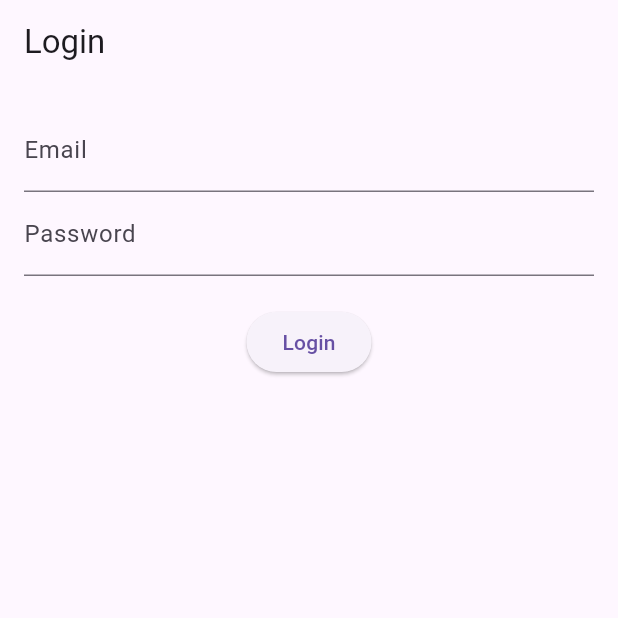
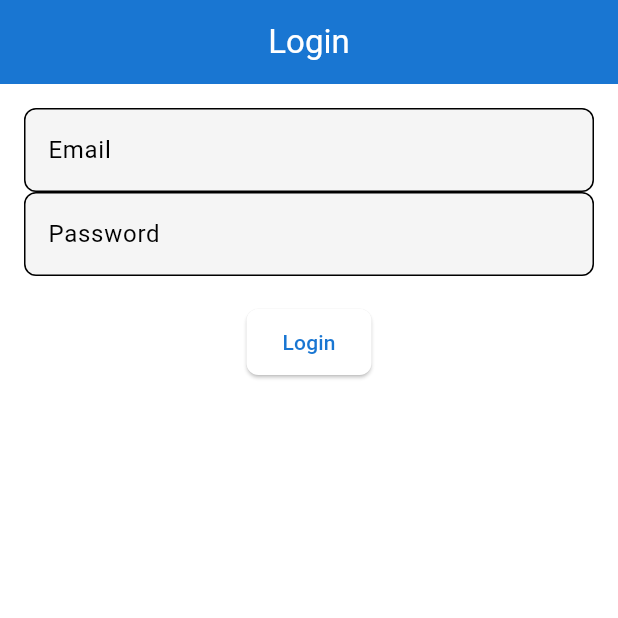
Before and after one commit to Rakiul-Islam/Garud, a Flutter app: the screen it shows after launch, on a phone screen of 412 x 824 dp, the top half of it. Run offline on Flutter 3.47's test engine with Material 3 defaults, Android fonts, the light colour scheme and no system bars; our stand-ins replace bloc, cloud_firestore, equatable, firebase_auth, firebase_core, firebase_messaging and 4 more; accounts and stored records are empty; generated files the repository leaves out were written again.

Commit message:
Add theme management and shared preferences support; implement notifications for guardians

```diff
--- /dev/null
+++ b/client/lib/blocs/theme/theme_bloc.dart
@@ -0,0 +1,19 @@
+import 'package:flutter_bloc/flutter_bloc.dart';
+import 'package:shared_preferences/shared_preferences.dart';
+import 'theme_event.dart';
+import 'theme_state.dart';
+
+class ThemeBloc extends Bloc<ThemeEvent, ThemeState> {
+  final SharedPreferences prefs;
+  static const String _themeKey = 'is_dark_mode';
+
+  ThemeBloc(this.prefs) : super(ThemeState(isDarkMode: prefs.getBool(_themeKey) ?? false)) {
+    on<ToggleTheme>(_onToggleTheme);
+  }
+
+  void _onToggleTheme(ToggleTheme event, Emitter<ThemeState> emit) async {
+    final newIsDarkMode = !state.isDarkMode;
+    await prefs.setBool(_themeKey, newIsDarkMode);
+    emit(state.copyWith(isDarkMode: newIsDarkMode));
+  }
+}
--- /dev/null
+++ b/client/lib/blocs/theme/theme_event.dart
@@ -0,0 +1,3 @@
+abstract class ThemeEvent {}
+
+class ToggleTheme extends ThemeEvent {}
--- /dev/null
+++ b/client/lib/blocs/theme/theme_state.dart
@@ -0,0 +1,15 @@
+import 'package:flutter/material.dart';
+import 'package:equatable/equatable.dart';
+
+class ThemeState extends Equatable {
+  final bool isDarkMode;
+
+  const ThemeState({this.isDarkMode = false});
+
+  ThemeState copyWith({bool? isDarkMode}) {
+    return ThemeState(isDarkMode: isDarkMode ?? this.isDarkMode);
+  }
+
+  @override
+  List<Object?> get props => [isDarkMode];
+}
--- /dev/null
+++ b/client/lib/config/theme_config.dart
@@ -0,0 +1,84 @@
+import 'package:flutter/material.dart';
+
+class AppTheme {
+  static ThemeData get lightTheme {
+    return ThemeData(
+      useMaterial3: true,
+      brightness: Brightness.light,
+      colorScheme: ColorScheme.light(
+        primary: Colors.blue.shade700,
+        secondary: Colors.blue.shade500,
+        surface: Colors.white,
+        background: Colors.grey.shade50,
+        error: Colors.red.shade700,
+      ),
+      appBarTheme: AppBarTheme(
+        elevation: 0,
+        centerTitle: true,
+        backgroundColor: Colors.blue.shade700,
+        foregroundColor: Colors.white,
+      ),
+      elevatedButtonTheme: ElevatedButtonThemeData(
+        style: ElevatedButton.styleFrom(
+          padding: const EdgeInsets.symmetric(horizontal: 24, vertical: 12),
+          shape: RoundedRectangleBorder(
+            borderRadius: BorderRadius.circular(8),
+          ),
+        ),
+      ),
+      inputDecorationTheme: InputDecorationTheme(
+        border: OutlineInputBorder(
+          borderRadius: BorderRadius.circular(8),
+        ),
+        filled: true,
+        fillColor: Colors.grey.shade100,
+      ),
+      cardTheme: CardTheme(
+        elevation: 2,
+        shape: RoundedRectangleBorder(
+          borderRadius: BorderRadius.circular(12),
+        ),
+      ),
+    );
+  }
+
+  static ThemeData get darkTheme {
+    return ThemeData(
+      useMaterial3: true,
+      brightness: Brightness.dark,
+      colorScheme: ColorScheme.dark(
+        primary: Colors.blue.shade300,
+        secondary: Colors.blue.shade200,
+        surface: Colors.grey.shade900,
+        background: Colors.grey.shade900,
+        error: Colors.red.shade300,
+      ),
+      appBarTheme: AppBarTheme(
+        elevation: 0,
+        centerTitle: true,
+        backgroundColor: Colors.grey.shade900,
+      ),
+      elevatedButtonTheme: ElevatedButtonThemeData(
+        style: ElevatedButton.styleFrom(
+          padding: const EdgeInsets.symmetric(horizontal: 24, vertical: 12),
+          shape: RoundedRectangleBorder(
+            borderRadius: BorderRadius.circular(8),
+          ),
+        ),
+      ),
+      inputDecorationTheme: InputDecorationTheme(
+        border: OutlineInputBorder(
+          borderRadius: BorderRadius.circular(8),
+        ),
+        filled: true,
+        fillColor: Colors.grey.shade800,
+      ),
+      cardTheme: CardTheme(
+        elevation: 2,
+        shape: RoundedRectangleBorder(
+          borderRadius: BorderRadius.circular(12),
+        ),
+      ),
+    );
+  }
+}
--- a/client/lib/main.dart
+++ b/client/lib/main.dart
@@ -3,11 +3,15 @@ import 'package:flutter_bloc/flutter_bloc.dart';
 import 'package:firebase_core/firebase_core.dart';
 import 'package:firebase_messaging/firebase_messaging.dart';
 import 'package:garudclient/blocs/user/user_bloc.dart';
+import 'package:shared_preferences/shared_preferences.dart';
 import 'firebase_options.dart';
 import 'screens/login_page.dart';
 import 'services/notification_service.dart';
 import 'repositories/auth_repository.dart';
 import 'blocs/auth/auth_bloc.dart';
+import 'blocs/theme/theme_bloc.dart';
+import 'blocs/theme/theme_state.dart';
+import 'config/theme_config.dart';
 
 void main() async {
   WidgetsFlutterBinding.ensureInitialized();
@@ -19,11 +23,17 @@ void main() async {
 
   await NotificationService.initialize();
 
-  runApp(MyApp());
+  // Initialize SharedPreferences
+  final prefs = await SharedPreferences.getInstance();
+
+  runApp(MyApp(prefs: prefs));
 }
 
 class MyApp extends StatelessWidget {
   final AuthRepository _authRepository = AuthRepository();
+  final SharedPreferences prefs;
+
+  MyApp({required this.prefs});
 
   @override
   Widget build(BuildContext context) {
@@ -31,11 +41,18 @@ class MyApp extends StatelessWidget {
       providers: [
         BlocProvider<AuthBloc>(create: (_) => AuthBloc(_authRepository)),
         BlocProvider<UserBloc>(create: (_) => UserBloc()),
+        BlocProvider<ThemeBloc>(create: (_) => ThemeBloc(prefs)),
       ],
-  child: MaterialApp(
+      child: BlocBuilder<ThemeBloc, ThemeState>(
+        builder: (context, state) {
+          return MaterialApp(
             title: 'Garud',
-        theme: ThemeData(primarySwatch: Colors.blue),
+            theme: AppTheme.lightTheme,
+            darkTheme: AppTheme.darkTheme,
+            themeMode: state.isDarkMode ? ThemeMode.dark : ThemeMode.light,
             home: LoginPage(),
+          );
+        },
       ),
     );
   }
--- a/client/pubspec.yaml
+++ b/client/pubspec.yaml
@@ -40,7 +40,7 @@ dependencies:
   googleapis_auth: ^1.6.0
   flutter_local_notifications: ^19.1.0
   equatable: ^2.0.7
-
+  shared_preferences: ^2.5.3
 
   # The following adds the Cupertino Icons font to your application.
   # Use with the CupertinoIcons class for iOS style icons.
```
Also changed, not shown: client/lib/screens/home_page.dart (+18 -2 lines), client/pubspec.lock, 3 other files. Lines whose indentation alone changed are shown as unchanged.
